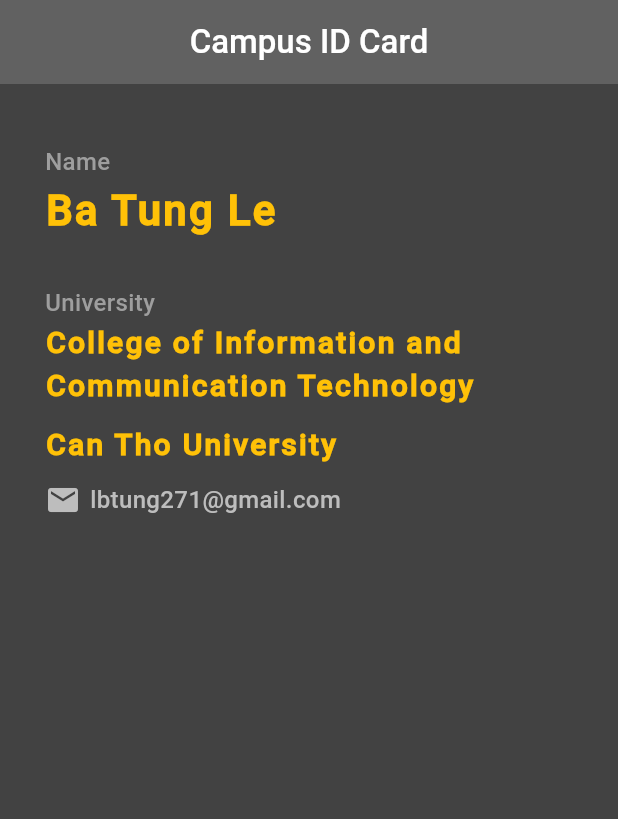
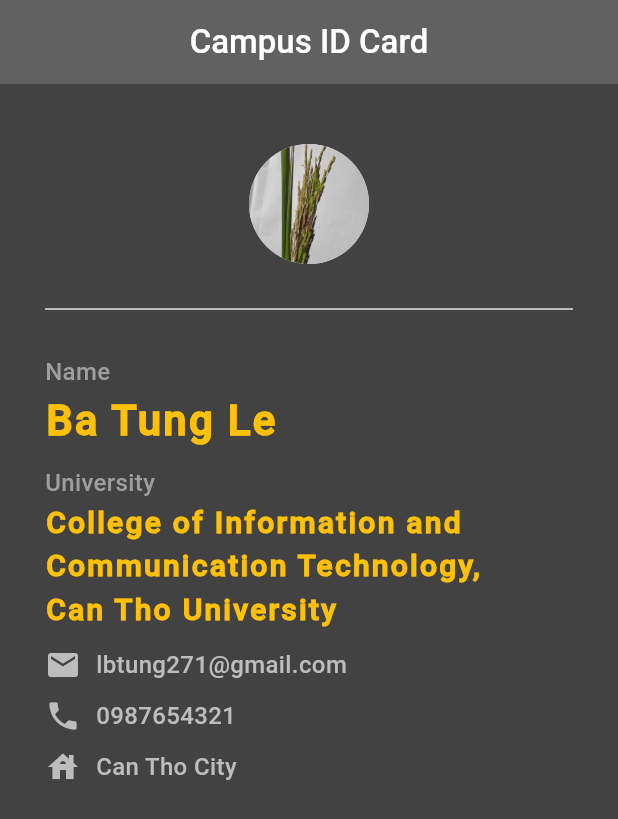
Before and after one commit to lebatung/Starter-Flutter-App, a Flutter app: the screen it shows after launch, on a phone screen of 412 x 824 dp. Shown: the top 819 px of the screen. Run offline on Flutter 3.47's test engine with Material 3 defaults, Android fonts, the phone set to English and light mode, and no system bars.

Commit message:
Adding avatar and divider

```diff
--- a/lib/main.dart
+++ b/lib/main.dart
@@ -27,6 +27,16 @@
         child: Column(
           crossAxisAlignment: CrossAxisAlignment.start,
           children: <Widget>[
+            Center(
+              child: CircleAvatar(
+                backgroundImage: AssetImage('assets/neck_blast635.jpg'),
+                radius: 40.0,
+              ),
+            ),
+            Divider(
+              height: 60.0,
+              color: Colors.grey[300],
+            ),
             Text(
               'Name',
               style: TextStyle(
@@ -43,7 +53,7 @@
                   fontSize: 28.0,
                   fontWeight: FontWeight.bold),
             ),
-            SizedBox(height: 30.0),
+            SizedBox(height: 10.0),
             Text(
               'University',
               style: TextStyle(
@@ -53,14 +63,13 @@
             ),
             SizedBox(height: 1.0),
             Text(
-              'College of Information and Communication Technology',
+              'College of Information and Communication Technology,',
               style: TextStyle(
                   color: Colors.amber,
                   letterSpacing: 1.5,
                   fontSize: 20.0,
                   fontWeight: FontWeight.bold),
             ),
-            SizedBox(height: 10.0),
             Text(
               'Can Tho University',
               style: TextStyle(
@@ -77,9 +86,47 @@
                   color: Colors.grey[400],
                 ),
                 Padding(
-                  padding: const EdgeInsets.fromLTRB(6.0, 0.0, 0.0, 0.0),
+                  padding: const EdgeInsets.fromLTRB(10.0, 0.0, 0.0, 0.0),
                   child: Text(
                     'lbtung271@gmail.com',
+                    style: TextStyle(
+                      color: Colors.grey[400],
+                      fontSize: 16.0,
+                    ),
+                  ),
+                )
+              ],
+            ),
+            SizedBox(height: 10.0),
+            Row(
+              children: <Widget>[
+                Icon(
+                  Icons.phone,
+                  color: Colors.grey[400],
+                ),
+                Padding(
+                  padding: const EdgeInsets.fromLTRB(10.0, 0.0, 0.0, 0.0),
+                  child: Text(
+                    '0987654321',
+                    style: TextStyle(
+                      color: Colors.grey[400],
+                      fontSize: 16.0,
+                    ),
+                  ),
+                )
+              ],
+            ),
+            SizedBox(height: 10.0),
+            Row(
+              children: <Widget>[
+                Icon(
+                  Icons.house,
+                  color: Colors.grey[400],
+                ),
+                Padding(
+                  padding: const EdgeInsets.fromLTRB(10.0, 0.0, 0.0, 0.0),
+                  child: Text(
+                    'Can Tho City',
                     style: TextStyle(
                       color: Colors.grey[400],
                       fontSize: 16.0,
```
